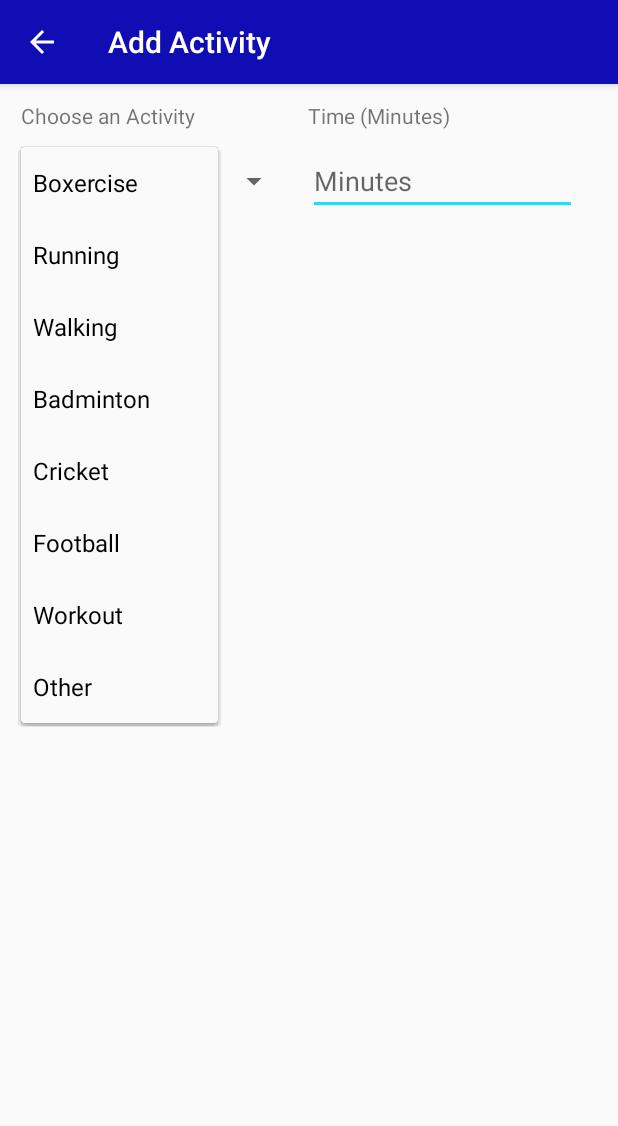
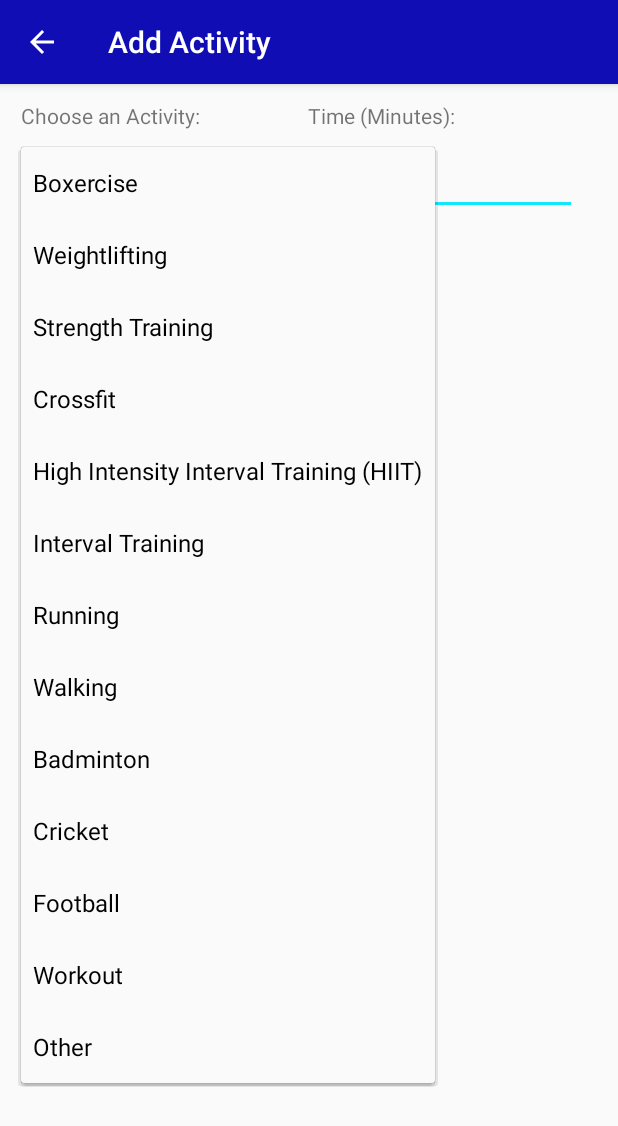
Before and after one commit to adadlani1/Fitnesse, an Android app: the AddActivity screen opened directly, with no data from a screen before it, after a tap on "Boxercise", on a phone screen of 412 x 824 dp. Shown: the top 1126 px of the screen. Run offline under Robolectric (Android 15) with nearby library versions, the phone set to English and light mode, and no system bars; 2 statements that could not run were skipped.

```diff
--- a/app/src/main/res/values/strings.xml
+++ b/app/src/main/res/values/strings.xml
@@ -9,13 +9,18 @@
     <string name="home">Home</string>
     <string name="activities">Activities</string>
     <string name="about">About</string>
-    <string name="activities_prompt">Choose an Activity</string>
+    <string name="activities_prompt">Choose an Activity:</string>
     <string name="minutes">Minutes</string>
-    <string name="time">Time (Minutes)</string>
+    <string name="time">Time (Minutes):</string>
     <string name="location">Location:</string>
 
     <string-array name="activities_array">
         <item>Boxercise</item>
+        <item>Weightlifting</item>
+        <item>Strength Training</item>
+        <item>Crossfit</item>
+        <item>High Intensity Interval Training (HIIT)</item>
+        <item>Interval Training</item>
         <item>Running</item>
         <item>Walking</item>
         <item>Badminton</item>
```
